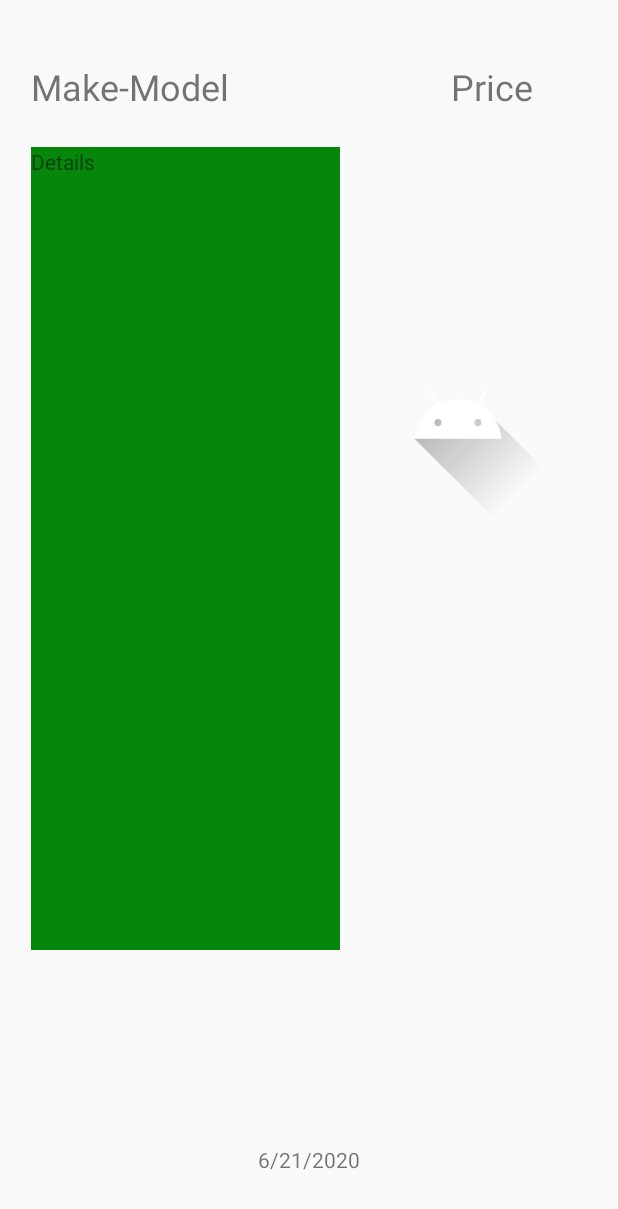
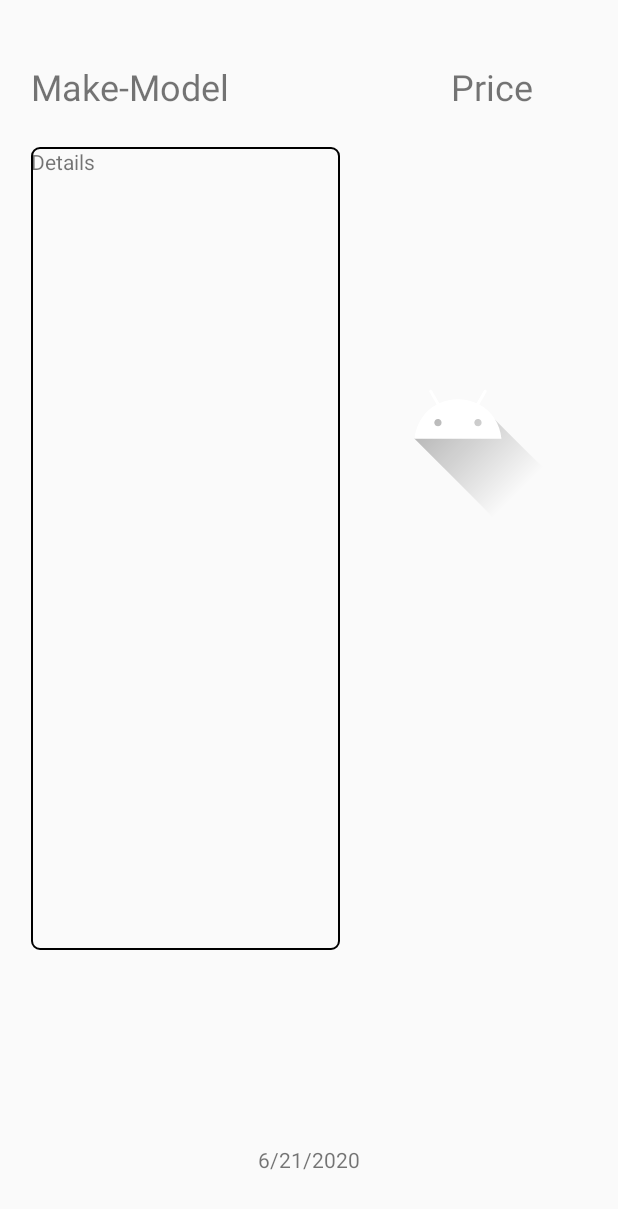
Before and after one commit to Hunter3787/cecs453, an Android app: the layout activity_car_list_details_tablet.xml on its own in the app's theme, with its tools: preview values and no code run, on a phone screen of 412 x 824 dp. Shown: the top 1209 px of the screen. Run offline under Robolectric (Android 15) with nearby library versions, the phone set to English and light mode, and no system bars.

Commit message:
Final
Time to pack it up, pack it in, next project must begin.

```diff
--- /dev/null
+++ b/Project 3/app/src/main/res/drawable/border.xml
@@ -0,0 +1,5 @@
+<?xml version="1.0" encoding="UTF-8"?>
+<shape xmlns:android="http://schemas.android.com/apk/res/android" android:shape="rectangle">
+    <corners android:radius="5dp"/>
+    <stroke android:width="1dp" android:color="#000000"/>
+</shape>
--- a/Project 3/app/src/main/res/layout/activity_temporary.xml
+++ b/Project 3/app/src/main/res/layout/activity_car_detail.xml
@@ -25,12 +25,10 @@
     </android.support.design.widget.AppBarLayout>
 
     <FrameLayout
-        android:id="@+id/car_detail_container"
+        android:id="@+id/car_detail_container_phone"
         android:layout_width="match_parent"
         android:layout_height="match_parent"
         app:layout_behavior="@string/appbar_scrolling_view_behavior">
 
-        <include layout="@layout/car_list" />
-
     </FrameLayout>
 </android.support.design.widget.CoordinatorLayout>
--- a/Project 3/app/src/main/res/layout/activity_car_list_details.xml
+++ b/Project 3/app/src/main/res/layout/activity_car_list_details.xml
@@ -61,6 +61,7 @@
                 android:id="@+id/txtDetails"
                 android:layout_width="match_parent"
                 android:layout_height="wrap_content"
+                android:background="@drawable/border"
                 android:padding="20dp"
                 android:paddingStart="10dp"
                 android:paddingLeft="10dp"
--- a/Project 3/app/src/main/res/layout/activity_car_list_details_tablet.xml
+++ b/Project 3/app/src/main/res/layout/activity_car_list_details_tablet.xml
@@ -10,7 +10,7 @@
         android:id="@+id/txtMake"
         android:layout_width="wrap_content"
         android:layout_height="wrap_content"
-        android:text="Make-Model"
+        android:text="@string/make_model"
         android:textSize="24sp"
         app:layout_constraintBottom_toTopOf="@+id/guideline4"
         app:layout_constraintEnd_toStartOf="@+id/rightGuideline"
@@ -23,7 +23,7 @@
         android:id="@+id/txtPrice"
         android:layout_width="wrap_content"
         android:layout_height="wrap_content"
-        android:text="Price"
+        android:text="@string/price"
         android:textSize="24sp"
         app:layout_constraintBottom_toTopOf="@+id/guideline4"
         app:layout_constraintEnd_toStartOf="@+id/rightGuideline"
@@ -49,8 +49,8 @@
         android:layout_width="0dp"
         android:layout_height="0dp"
         android:layout_marginTop="24dp"
-        android:background="#06870B"
-        android:text="Details"
+        android:background="@drawable/border"
+        android:text="@string/details"
         app:layout_constraintBottom_toTopOf="@+id/guideline4"
         app:layout_constraintEnd_toStartOf="@+id/rightGuideline"
         app:layout_constraintHeight_percent=".65"
@@ -65,7 +65,7 @@
         android:layout_width="0dp"
         android:layout_height="wrap_content"
         android:gravity="center"
-        android:text="6/21/2020"
+        android:text="@string/date"
         app:layout_constraintBottom_toTopOf="@+id/guideline4"
         app:layout_constraintEnd_toStartOf="@+id/rightGuideline"
         app:layout_constraintHorizontal_bias="0.467"
--- a/Project 3/app/src/main/res/values/strings.xml
+++ b/Project 3/app/src/main/res/values/strings.xml
@@ -2,4 +2,9 @@
     <string name="app_name">Project 3</string>
     <!-- TODO: Remove or change this placeholder text -->
     <string name="hello_blank_fragment">Hello blank fragment</string>
+    <string name="make_model">Make-Model</string>
+    <string name="price">Price</string>
+    <string name="date">6/21/2020</string>
+    <string name="details">Details</string>
+    <string name="title_car_detail">Car Details</string>
 </resources>
```
Also changed, not shown: Project 3/app/src/main/AndroidManifest.xml (+9 -0 lines), Project 3/app/src/main/java/com/cecs453/project3/CarDetailActivity.java (+17 -5 lines), Project 3/app/src/main/java/com/cecs453/project3/CarDetailFragment.java (+17 -12 lines), Project 3/app/src/main/java/com/cecs453/project3/CustomCarAdapter.java (+11 -10 lines), Project 3/app/src/main/java/com/cecs453/project3/GetImageTask.java (+16 -2 lines), Project 3/app/src/main/java/com/cecs453/project3/GetListings.java (+2 -6 lines), Project 3/app/src/main/java/com/cecs453/project3/MainActivity.java (+6 -7 lines), Project 3/app/src/main/res/layout/car_list_content.xml (+6 -3 lines), Project 3/app/src/main/res/drawable/car_no_park.png (added).
